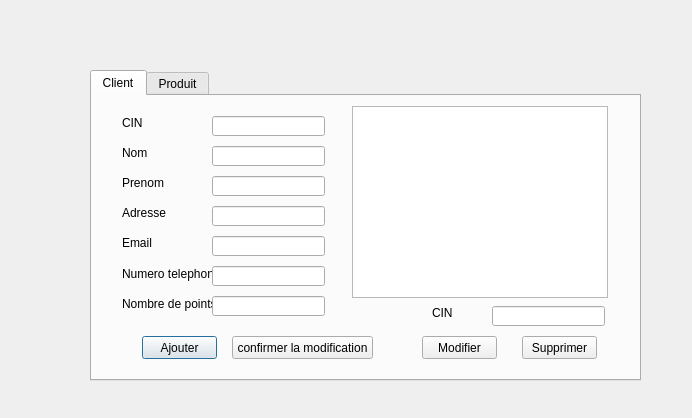
First picture: the form in projCpp/clientaff.ui, repository medhama/ThePieChart, before the edit.
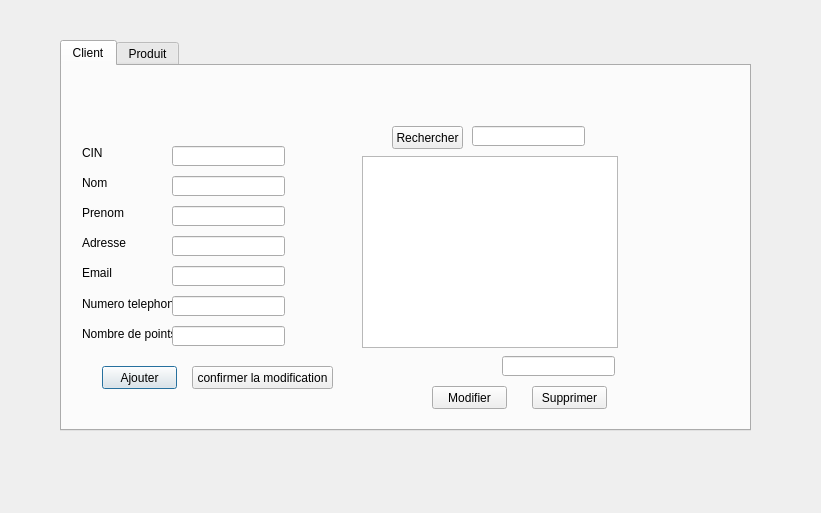
Second picture: the form after the edit.

Commit message: search client commit 1

Diff of the .ui file:
```diff
--- a/projCpp/clientaff.ui
+++ b/projCpp/clientaff.ui
@@ -6,8 +6,8 @@
    <rect>
     <x>0</x>
     <y>0</y>
-    <width>692</width>
-    <height>418</height>
+    <width>821</width>
+    <height>513</height>
    </rect>
   </property>
   <property name="windowTitle">
@@ -16,10 +16,10 @@
   <widget class="QTabWidget" name="tabWidget">
    <property name="geometry">
     <rect>
-     <x>90</x>
-     <y>70</y>
-     <width>551</width>
-     <height>311</height>
+     <x>60</x>
+     <y>40</y>
+     <width>691</width>
+     <height>391</height>
     </rect>
    </property>
    <property name="currentIndex">
@@ -29,24 +29,11 @@
     <attribute name="title">
      <string>Client</string>
     </attribute>
-    <widget class="QLabel" name="label">
-     <property name="geometry">
-      <rect>
-       <x>340</x>
-       <y>210</y>
-       <width>47</width>
-       <height>13</height>
-      </rect>
-     </property>
-     <property name="text">
-      <string>CIN</string>
-     </property>
-    </widget>
     <widget class="QLabel" name="label_2">
      <property name="geometry">
       <rect>
-       <x>30</x>
-       <y>50</y>
+       <x>20</x>
+       <y>110</y>
        <width>47</width>
        <height>13</height>
       </rect>
@@ -58,8 +45,8 @@
     <widget class="QLabel" name="label_3">
      <property name="geometry">
       <rect>
-       <x>30</x>
-       <y>80</y>
+       <x>20</x>
+       <y>140</y>
        <width>47</width>
        <height>13</height>
       </rect>
@@ -71,8 +58,8 @@
     <widget class="QLabel" name="label_4">
      <property name="geometry">
       <rect>
-       <x>30</x>
-       <y>110</y>
+       <x>20</x>
+       <y>170</y>
        <width>47</width>
        <height>13</height>
       </rect>
@@ -84,8 +71,8 @@
     <widget class="QLabel" name="label_5">
      <property name="geometry">
       <rect>
-       <x>30</x>
-       <y>200</y>
+       <x>20</x>
+       <y>260</y>
        <width>91</width>
        <height>16</height>
       </rect>
@@ -97,8 +84,8 @@
     <widget class="QLabel" name="label_6">
      <property name="geometry">
       <rect>
-       <x>30</x>
-       <y>170</y>
+       <x>20</x>
+       <y>230</y>
        <width>91</width>
        <height>16</height>
       </rect>
@@ -110,8 +97,8 @@
     <widget class="QLabel" name="label_7">
      <property name="geometry">
       <rect>
-       <x>30</x>
-       <y>140</y>
+       <x>20</x>
+       <y>200</y>
        <width>47</width>
        <height>13</height>
       </rect>
@@ -123,8 +110,8 @@
     <widget class="QLineEdit" name="LE_CIN_Supp">
      <property name="geometry">
       <rect>
-       <x>400</x>
-       <y>210</y>
+       <x>440</x>
+       <y>290</y>
        <width>113</width>
        <height>20</height>
       </rect>
@@ -133,8 +120,8 @@
     <widget class="QLineEdit" name="LE_nom">
      <property name="geometry">
       <rect>
-       <x>120</x>
-       <y>50</y>
+       <x>110</x>
+       <y>110</y>
        <width>113</width>
        <height>20</height>
       </rect>
@@ -143,8 +130,8 @@
     <widget class="QLineEdit" name="LE_prenom">
      <property name="geometry">
       <rect>
-       <x>120</x>
-       <y>80</y>
+       <x>110</x>
+       <y>140</y>
        <width>113</width>
        <height>20</height>
       </rect>
@@ -153,8 +140,8 @@
     <widget class="QLineEdit" name="LE_adresse">
      <property name="geometry">
       <rect>
-       <x>120</x>
-       <y>110</y>
+       <x>110</x>
+       <y>170</y>
        <width>113</width>
        <height>20</height>
       </rect>
@@ -163,8 +150,8 @@
     <widget class="QLineEdit" name="LE_email">
      <property name="geometry">
       <rect>
-       <x>120</x>
-       <y>140</y>
+       <x>110</x>
+       <y>200</y>
        <width>113</width>
        <height>20</height>
       </rect>
@@ -173,8 +160,8 @@
     <widget class="QLineEdit" name="LE_NumTelephone">
      <property name="geometry">
       <rect>
-       <x>120</x>
-       <y>170</y>
+       <x>110</x>
+       <y>230</y>
        <width>113</width>
        <height>20</height>
       </rect>
@@ -183,8 +170,8 @@
     <widget class="QLineEdit" name="LE_nbrpt">
      <property name="geometry">
       <rect>
-       <x>120</x>
-       <y>200</y>
+       <x>110</x>
+       <y>260</y>
        <width>113</width>
        <height>20</height>
       </rect>
@@ -193,8 +180,8 @@
     <widget class="QPushButton" name="pushButton">
      <property name="geometry">
       <rect>
-       <x>50</x>
-       <y>240</y>
+       <x>40</x>
+       <y>300</y>
        <width>75</width>
        <height>23</height>
       </rect>
@@ -206,8 +193,8 @@
     <widget class="QTableView" name="Tab_client">
      <property name="geometry">
       <rect>
-       <x>260</x>
-       <y>10</y>
+       <x>300</x>
+       <y>90</y>
        <width>256</width>
        <height>192</height>
       </rect>
@@ -216,8 +203,8 @@
     <widget class="QPushButton" name="pushButton_2">
      <property name="geometry">
       <rect>
-       <x>430</x>
-       <y>240</y>
+       <x>470</x>
+       <y>320</y>
        <width>75</width>
        <height>23</height>
       </rect>
@@ -229,8 +216,8 @@
     <widget class="QLabel" name="label_8">
      <property name="geometry">
       <rect>
-       <x>30</x>
-       <y>20</y>
+       <x>20</x>
+       <y>80</y>
        <width>47</width>
        <height>13</height>
       </rect>
@@ -242,8 +229,8 @@
     <widget class="QLineEdit" name="LE_cin">
      <property name="geometry">
       <rect>
-       <x>120</x>
-       <y>20</y>
+       <x>110</x>
+       <y>80</y>
        <width>113</width>
        <height>20</height>
       </rect>
@@ -252,8 +239,8 @@
     <widget class="QPushButton" name="pushButton_5">
      <property name="geometry">
       <rect>
-       <x>330</x>
-       <y>240</y>
+       <x>370</x>
+       <y>320</y>
        <width>75</width>
        <height>23</height>
       </rect>
@@ -265,8 +252,8 @@
     <widget class="QPushButton" name="pushButton_6">
      <property name="geometry">
       <rect>
-       <x>140</x>
-       <y>240</y>
+       <x>130</x>
+       <y>300</y>
        <width>141</width>
        <height>23</height>
       </rect>
@@ -275,6 +262,29 @@
       <string>confirmer la modification</string>
      </property>
     </widget>
+    <widget class="QPushButton" name="Rechercher_Client_button">
+     <property name="geometry">
+      <rect>
+       <x>330</x>
+       <y>60</y>
+       <width>71</width>
+       <height>23</height>
+      </rect>
+     </property>
+     <property name="text">
+      <string>Rechercher</string>
+     </property>
+    </widget>
+    <widget class="QLineEdit" name="SearchBar_Client">
+     <property name="geometry">
+      <rect>
+       <x>410</x>
+       <y>60</y>
+       <width>113</width>
+       <height>20</height>
+      </rect>
+     </property>
+    </widget>
    </widget>
    <widget class="QWidget" name="tab_2">
     <attribute name="title">
```
The commit also changes 8 other files.
